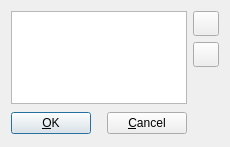
Qt form Boot_Device_Window.ui (qunying/aqemu-old) before a commit.
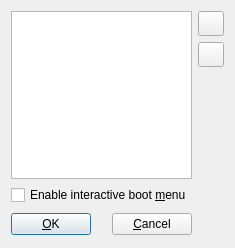
The same form after that commit. Icons and pictures are not drawn.

Commit message: Added boot order code

```diff
--- a/Boot_Device_Window.ui
+++ b/Boot_Device_Window.ui
@@ -6,8 +6,8 @@
    <rect>
     <x>0</x>
     <y>0</y>
-    <width>230</width>
-    <height>147</height>
+    <width>231</width>
+    <height>248</height>
    </rect>
   </property>
   <property name="windowTitle" >
@@ -41,6 +41,11 @@
      <property name="headerHidden" >
       <bool>true</bool>
      </property>
+     <column>
+      <property name="text" >
+       <string>1</string>
+      </property>
+     </column>
     </widget>
    </item>
    <item row="0" column="1" >
@@ -91,6 +96,13 @@
     </spacer>
    </item>
    <item row="3" column="0" >
+    <widget class="QCheckBox" name="CH_Boot_Menu" >
+     <property name="text" >
+      <string>Enable interactive boot &amp;menu</string>
+     </property>
+    </widget>
+   </item>
+   <item row="4" column="0" >
     <layout class="QHBoxLayout" name="horizontalLayout" >
      <item>
       <widget class="QPushButton" name="Button_OK" >
```
Left out of the diff: 27 changed lines with no effect on the pictures. The commit also changes 15 other files.
